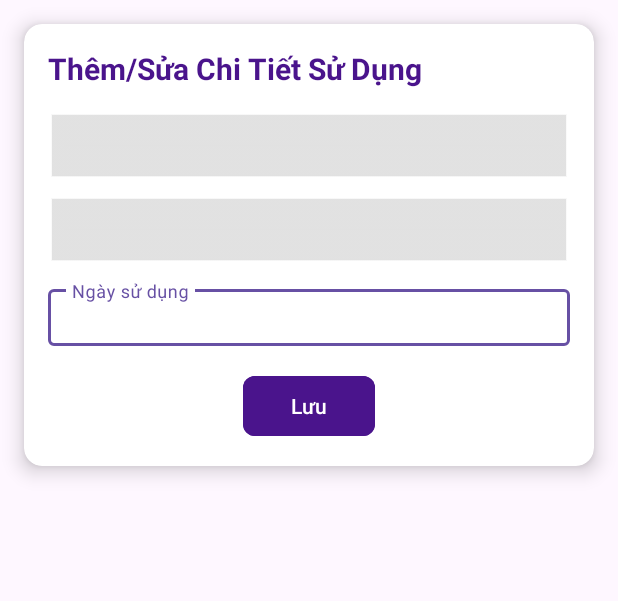
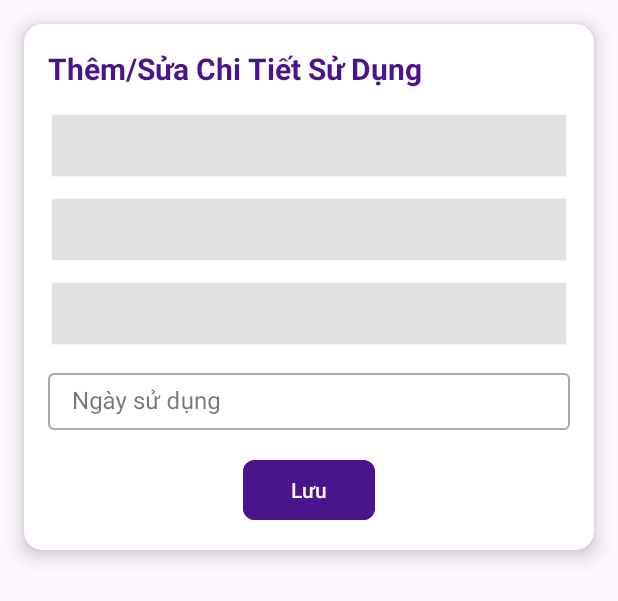
Before and after one commit to Quyennnnnnn/LTMobie, an Android app: the layout dialog_edit_chi_tiet_su_dung.xml on its own in the app's theme, with its tools: preview values and no code run, on a phone screen of 412 x 824 dp. Shown: the top 601 px of the screen. Run offline under Robolectric (Android 15) with nearby library versions, the phone set to English and light mode, and no system bars.

Commit message:
Update dialog cho giao diện edit chi tiết sử dụng

```diff
--- a/app/src/main/res/layout/dialog_edit_chi_tiet_su_dung.xml
+++ b/app/src/main/res/layout/dialog_edit_chi_tiet_su_dung.xml
@@ -41,6 +41,15 @@
             android:background="@android:drawable/edit_text"
             android:backgroundTint="#E0E0E0" />
 
+        <Spinner
+            android:id="@+id/spinnerTrangThaiCTSD"
+            android:layout_width="match_parent"
+            android:layout_height="wrap_content"
+            android:padding="8dp"
+            android:layout_marginTop="8dp"
+            android:background="@android:drawable/edit_text"
+            android:backgroundTint="#E0E0E0" />
+
         <com.google.android.material.textfield.TextInputLayout
             android:layout_width="match_parent"
             android:layout_height="wrap_content"
@@ -53,7 +62,10 @@
                 android:layout_width="match_parent"
                 android:layout_height="wrap_content"
                 android:padding="8dp"
-                android:textColor="#212121" />
+                android:textColor="#212121"
+                android:focusable="false"
+                android:focusableInTouchMode="false"
+                android:cursorVisible="false" />
         </com.google.android.material.textfield.TextInputLayout>
 
         <com.google.android.material.button.MaterialButton
```
